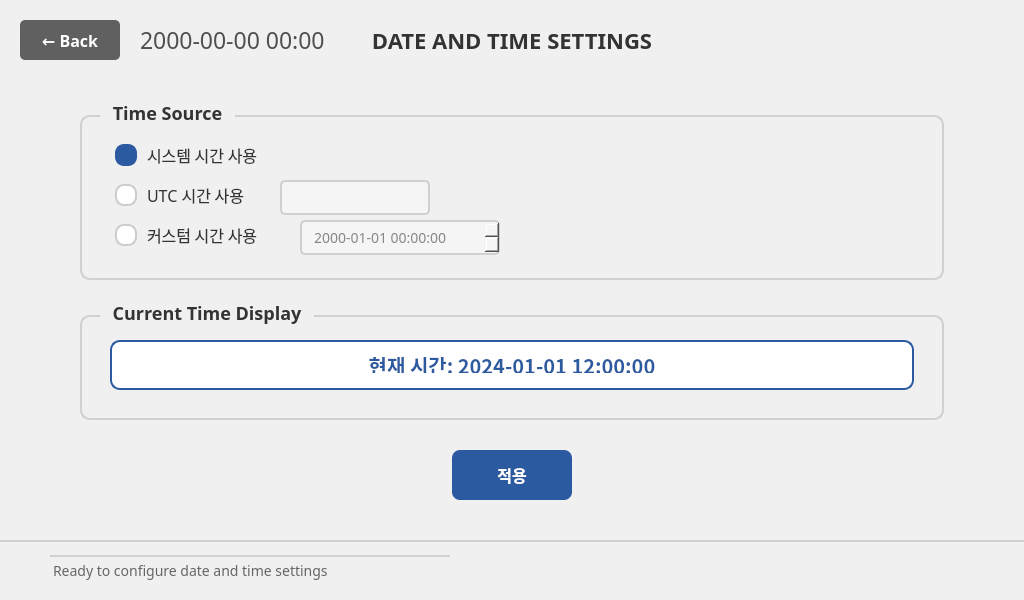
The window that ui/Settings/DateTimeSettingsViewWindow.ui (eguruno1/calth_reader) describes before a commit, drawn with Qt 5.
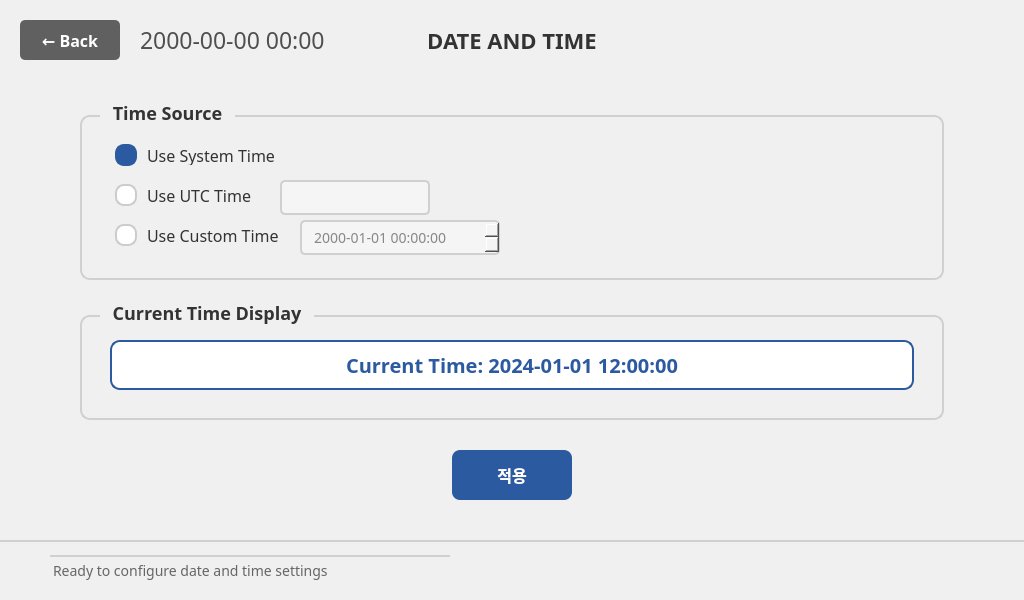
The same window after the commit.

Commit message: 날짜 시간 설정 완료

```diff
--- a/ui/Settings/DateTimeSettingsViewWindow.ui
+++ b/ui/Settings/DateTimeSettingsViewWindow.ui
@@ -72,7 +72,7 @@
     <property name="font">
      <font>
       <family>Pretendard</family>
-      <pointsize>22</pointsize>
+      <pointsize>-1</pointsize>
       <weight>75</weight>
       <bold>true</bold>
      </font>
@@ -85,7 +85,7 @@
 }</string>
     </property>
     <property name="text">
-     <string>DATE AND TIME SETTINGS</string>
+     <string>DATE AND TIME</string>
     </property>
     <property name="alignment">
      <set>Qt::AlignCenter</set>
@@ -166,7 +166,7 @@
     <property name="font">
      <font>
       <family>Pretendard</family>
-      <pointsize>18</pointsize>
+      <pointsize>-1</pointsize>
       <weight>75</weight>
       <bold>true</bold>
      </font>
@@ -205,7 +205,7 @@
      <property name="font">
       <font>
        <family>Pretendard</family>
-       <pointsize>16</pointsize>
+       <pointsize>-1</pointsize>
       </font>
      </property>
      <property name="styleSheet">
@@ -228,7 +228,7 @@
 }</string>
      </property>
      <property name="text">
-      <string>시스템 시간 사용</string>
+      <string>Use System Time</string>
      </property>
      <property name="checked">
       <bool>true</bool>
@@ -248,7 +248,7 @@
      <property name="font">
       <font>
        <family>Pretendard</family>
-       <pointsize>16</pointsize>
+       <pointsize>-1</pointsize>
       </font>
      </property>
      <property name="styleSheet">
@@ -271,7 +271,7 @@
 }</string>
      </property>
      <property name="text">
-      <string>UTC 시간 사용</string>
+      <string>Use UTC Time</string>
      </property>
     </widget>
     
@@ -330,7 +330,7 @@
      <property name="font">
       <font>
        <family>Pretendard</family>
-       <pointsize>16</pointsize>
+       <pointsize>-1</pointsize>
       </font>
      </property>
      <property name="styleSheet">
@@ -353,7 +353,7 @@
 }</string>
      </property>
      <property name="text">
-      <string>커스텀 시간 사용</string>
+      <string>Use Custom Time</string>
      </property>
     </widget>
     
@@ -408,7 +408,7 @@
     <property name="font">
      <font>
       <family>Pretendard</family>
-      <pointsize>18</pointsize>
+      <pointsize>-1</pointsize>
       <weight>75</weight>
       <bold>true</bold>
      </font>
@@ -447,7 +447,7 @@
      <property name="font">
       <font>
        <family>Pretendard</family>
-       <pointsize>20</pointsize>
+       <pointsize>-1</pointsize>
        <weight>75</weight>
        <bold>true</bold>
       </font>
@@ -465,7 +465,7 @@
 }</string>
      </property>
      <property name="text">
-      <string>현재 시간: 2024-01-01 12:00:00</string>
+      <string>Current Time: 2024-01-01 12:00:00</string>
      </property>
      <property name="alignment">
       <set>Qt::AlignCenter</set>
```
Left out of the diff: 50 changed lines with no effect on the pictures. The commit also changes 1 other file.
